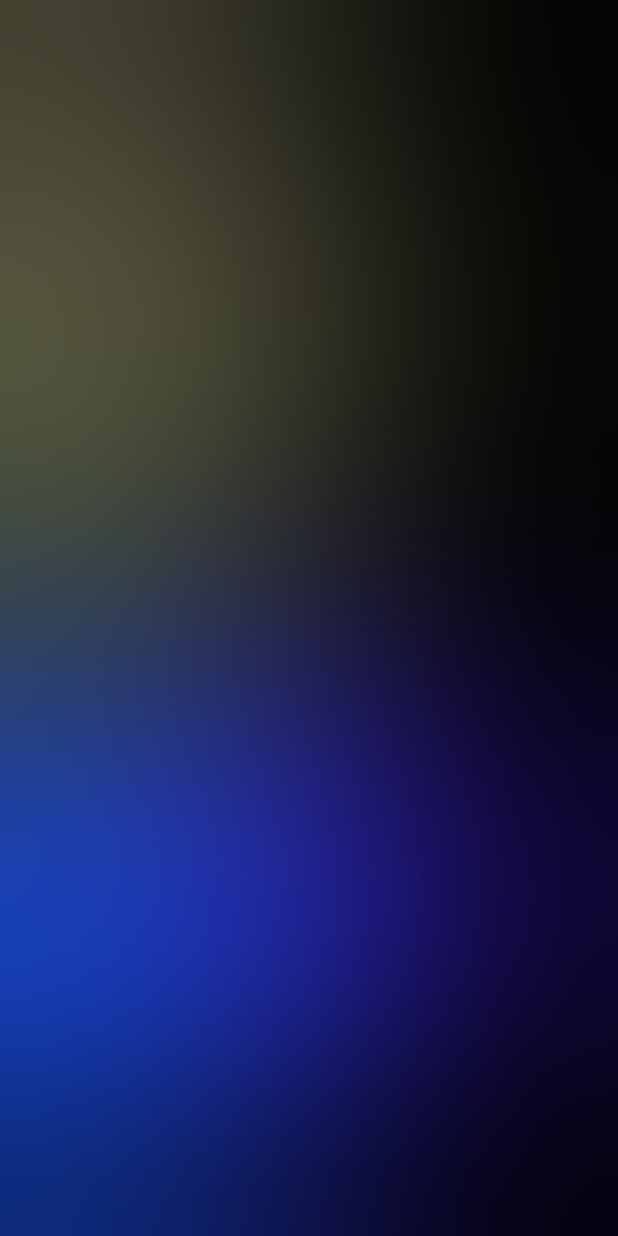
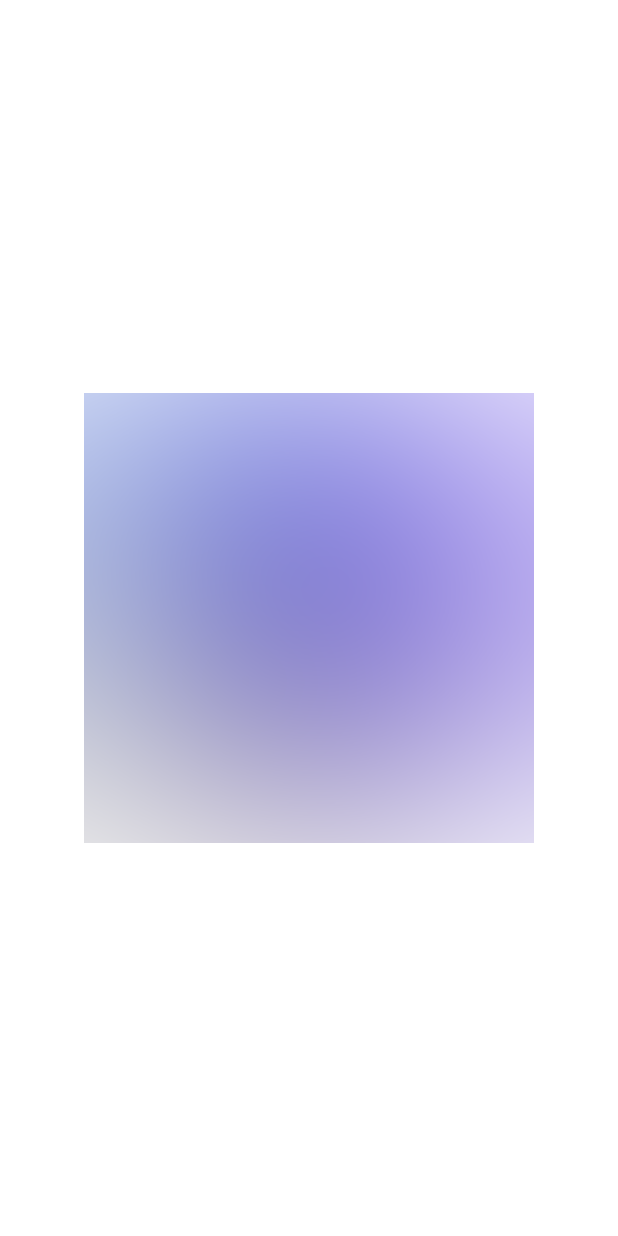
Before and after one commit to Diaglyonok/fluid_background, a Flutter app: the screen it shows after launch, on a phone screen of 412 x 824 dp. Run offline on Flutter 3.47's test engine with Material 3 defaults, Android fonts, the phone set to English and light mode, and no system bars.

```diff
--- a/example/lib/main.dart
+++ b/example/lib/main.dart
@@ -28,7 +28,7 @@ class _ExampleHomePageState extends State<ExampleHomePage> {
   @override
   Widget build(BuildContext context) {
     return Scaffold(
-      backgroundColor: Colors.black,
+      backgroundColor: Colors.white,
       body: Center(
         child: FluidBackground(
           initialColors: InitialColors.random(4),
@@ -38,6 +38,7 @@ class _ExampleHomePageState extends State<ExampleHomePage> {
           sizeChangingRange: const [300, 600],
           allowColorChanging: true,
           bubbleMutationDuration: const Duration(seconds: 4),
+          size: const Size(300, 300),
           child: const SizedBox(),
         ),
       ),
--- a/lib/src/fluid_background.dart
+++ b/lib/src/fluid_background.dart
@@ -72,6 +72,9 @@ class FluidBackground extends StatefulWidget {
   /// Could be just a [SizedBox] if you don't need a child widget.
   final Widget child;
 
+  /// Use it if you want to change blur settings.
+  final ImageFilter? customImageFilter;
+
   FluidBackground({
     super.key,
     required this.initialPositions,
@@ -82,6 +85,7 @@ class FluidBackground extends StatefulWidget {
     this.sizeChangingRange,
     this.allowColorChanging = false,
     this.size,
+    this.customImageFilter,
     required this.child,
   })  : assert(initialPositions.offsets.length == initialColors.colors.length),
         assert(sizeChangingRange == null ||
@@ -289,10 +293,11 @@ class _FluidBackgroundState extends State<FluidBackground> with TickerProviderSt
             },
             child: ClipRRect(
               child: BackdropFilter(
-                filter: ImageFilter.blur(
-                  sigmaX: 100.0,
-                  sigmaY: 100.0,
-                ),
+                filter: widget.customImageFilter ??
+                    ImageFilter.blur(
+                      sigmaX: 100.0,
+                      sigmaY: 100.0,
+                    ),
                 child: SizedBox(
                   width: width,
                   height: height,
```
Also changed, not shown: 2 other files.
